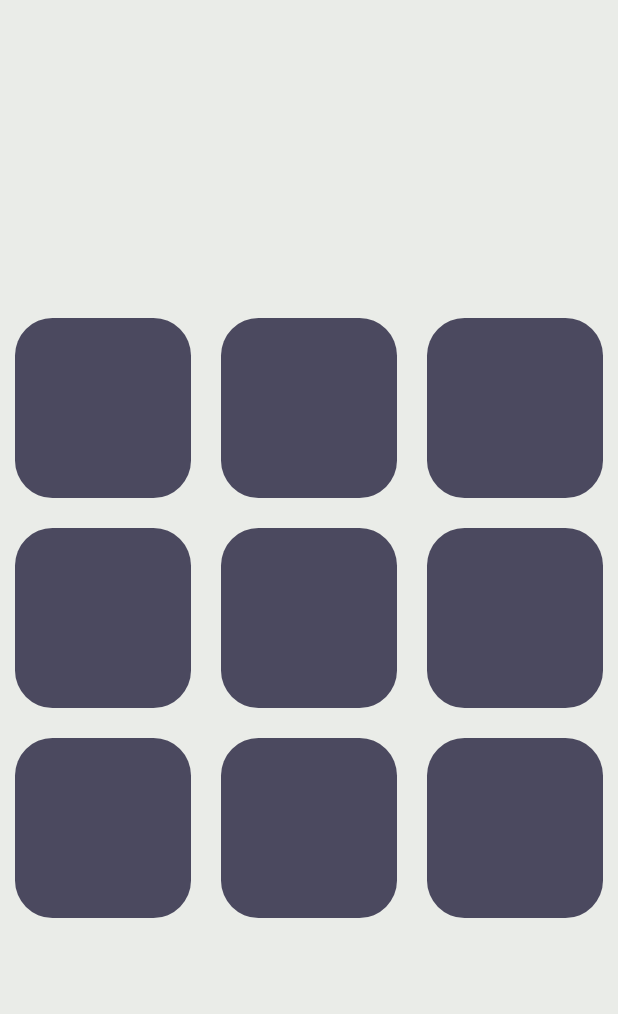
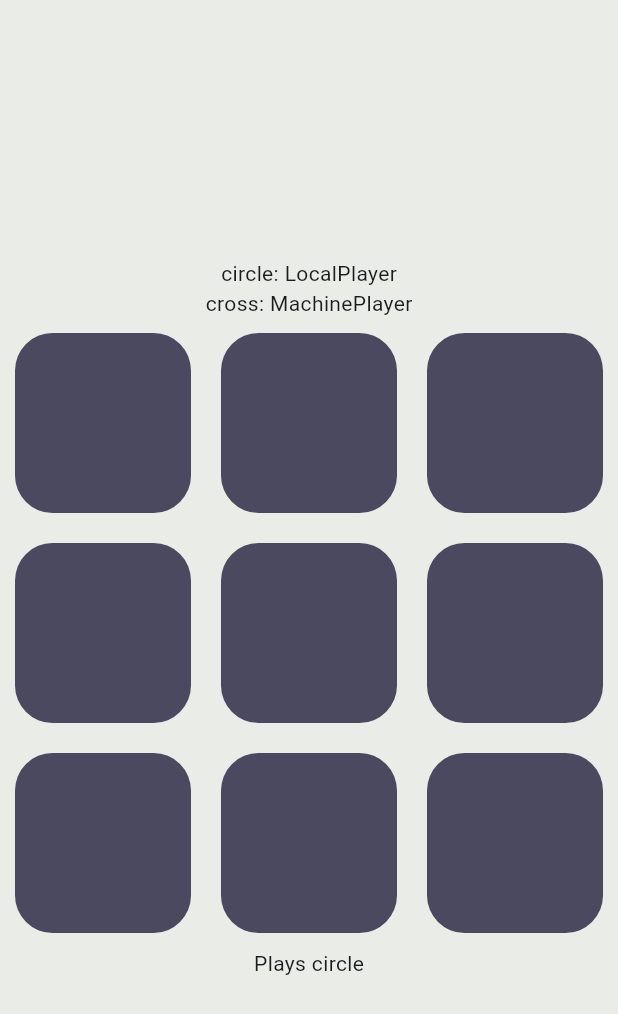
Before and after one commit to kranfix/tictactoe, a Flutter app: the screen it shows after launch, after a tap on "Start vs Machine", on a phone screen of 412 x 824 dp. Shown: the top 1014 px of the screen. Run offline on Flutter 3.47's test engine with Material 3 defaults, Android fonts, the phone set to English and light mode, and no system bars; our stand-ins replace cloud_firestore, firebase_core, flutter_svg; accounts and stored records are empty.

Commit message:
Tags in GameScreen

```diff
--- a/tic_tac_toe_flutter/lib/core/feature/game/presenter/view/game_screen.dart
+++ b/tic_tac_toe_flutter/lib/core/feature/game/presenter/view/game_screen.dart
@@ -48,15 +48,20 @@ class GameScreen extends StatelessWidget {
 
   @override
   Widget build(BuildContext context) {
+    final player = game.nextToken;
+
     return Scaffold(
       backgroundColor: AppColors.background,
       body: Center(
         child: Column(
           mainAxisSize: MainAxisSize.min,
           children: [
+            Text('circle: ${game.circlePlayer.runtimeType}'),
+            Text('cross: ${game.crossPlayer.runtimeType}'),
             BoardBoxes(
               game: game,
             ),
+            if (player != null) Text('Plays ${player.name}'),
           ],
         ),
       ),
```
